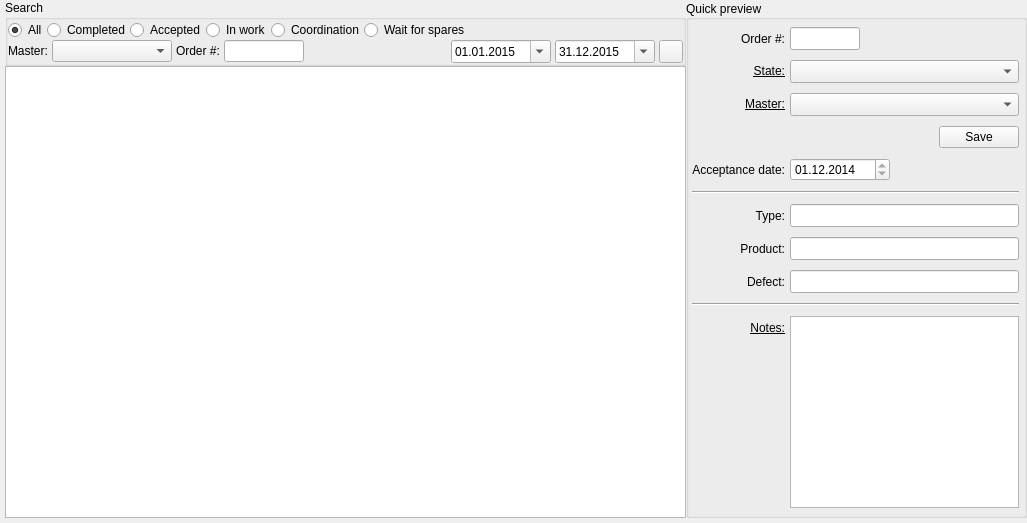
The window that RepairCenter/orderswidgetmaster.ui (Feo-d-oR/YARC) describes before a commit, drawn with Qt 5.
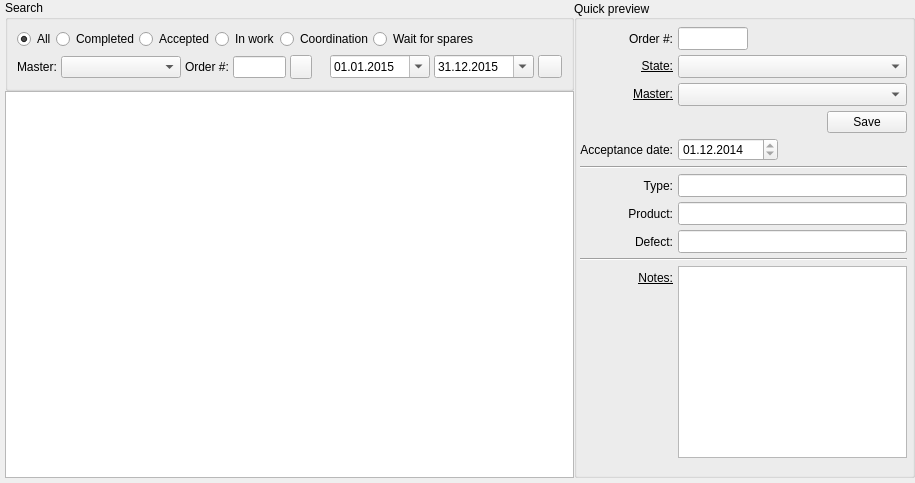
The same window after the commit. Icons and pictures are not drawn.

Patch:
```diff
--- a/RepairCenter/orderswidgetmaster.ui
+++ b/RepairCenter/orderswidgetmaster.ui
@@ -6,8 +6,8 @@
    <rect>
     <x>0</x>
     <y>0</y>
-    <width>1027</width>
-    <height>523</height>
+    <width>915</width>
+    <height>483</height>
    </rect>
   </property>
   <property name="windowTitle">
@@ -40,32 +40,8 @@
      <property name="checkable">
       <bool>false</bool>
      </property>
-     <layout class="QFormLayout" name="formLayout_2">
-      <property name="fieldGrowthPolicy">
-       <enum>QFormLayout::AllNonFixedFieldsGrow</enum>
-      </property>
-      <property name="labelAlignment">
-       <set>Qt::AlignLeading|Qt::AlignLeft|Qt::AlignVCenter</set>
-      </property>
-      <property name="horizontalSpacing">
-       <number>3</number>
-      </property>
-      <property name="verticalSpacing">
-       <number>0</number>
-      </property>
-      <property name="leftMargin">
-       <number>0</number>
-      </property>
-      <property name="topMargin">
-       <number>0</number>
-      </property>
-      <property name="rightMargin">
-       <number>0</number>
-      </property>
-      <property name="bottomMargin">
-       <number>0</number>
-      </property>
-      <item row="0" column="0" colspan="2">
+     <layout class="QVBoxLayout" name="verticalLayout">
+      <item>
        <layout class="QHBoxLayout" name="horizontalLayout_3">
         <property name="spacing">
          <number>0</number>
@@ -202,7 +178,7 @@
         </item>
        </layout>
       </item>
-      <item row="1" column="0">
+      <item>
        <layout class="QHBoxLayout" name="horizontalLayout">
         <property name="spacing">
          <number>4</number>
@@ -247,13 +223,35 @@
           </property>
          </widget>
         </item>
-       </layout>
-      </item>
-      <item row="1" column="1">
-       <layout class="QHBoxLayout" name="horizontalLayout_2">
-        <property name="spacing">
-         <number>4</number>
-        </property>
+        <item>
+         <widget class="QPushButton" name="searchbyfield">
+          <property name="sizePolicy">
+           <sizepolicy hsizetype="Fixed" vsizetype="Fixed">
+            <horstretch>22</horstretch>
+            <verstretch>24</verstretch>
+           </sizepolicy>
+          </property>
+          <property name="minimumSize">
+           <size>
+            <width>22</width>
+            <height>24</height>
+           </size>
+          </property>
+          <property name="maximumSize">
+           <size>
+            <width>22</width>
+            <height>24</height>
+           </size>
+          </property>
+          <property name="text">
+           <string/>
+          </property>
+          <property name="icon">
+           <iconset resource="Icons.qrc">
+            <normaloff>:/icons/icons/find.png</normaloff>:/icons/icons/find.png</iconset>
+          </property>
+         </widget>
+        </item>
         <item>
          <spacer name="horizontalSpacer">
           <property name="orientation">
@@ -267,7 +265,7 @@
           </property>
          </spacer>
         </item>
-        <item alignment="Qt::AlignRight">
+        <item>
          <widget class="QDateEdit" name="datestart">
           <property name="minimumSize">
            <size>
@@ -432,13 +430,13 @@
        <number>3</number>
       </property>
       <property name="topMargin">
-       <number>0</number>
+       <number>5</number>
       </property>
       <property name="rightMargin">
        <number>5</number>
       </property>
       <property name="bottomMargin">
-       <number>0</number>
+       <number>5</number>
       </property>
       <item row="1" column="0">
        <widget class="QLabel" name="label">
```
Left out of the diff: 110 changed lines with no effect on the pictures.
